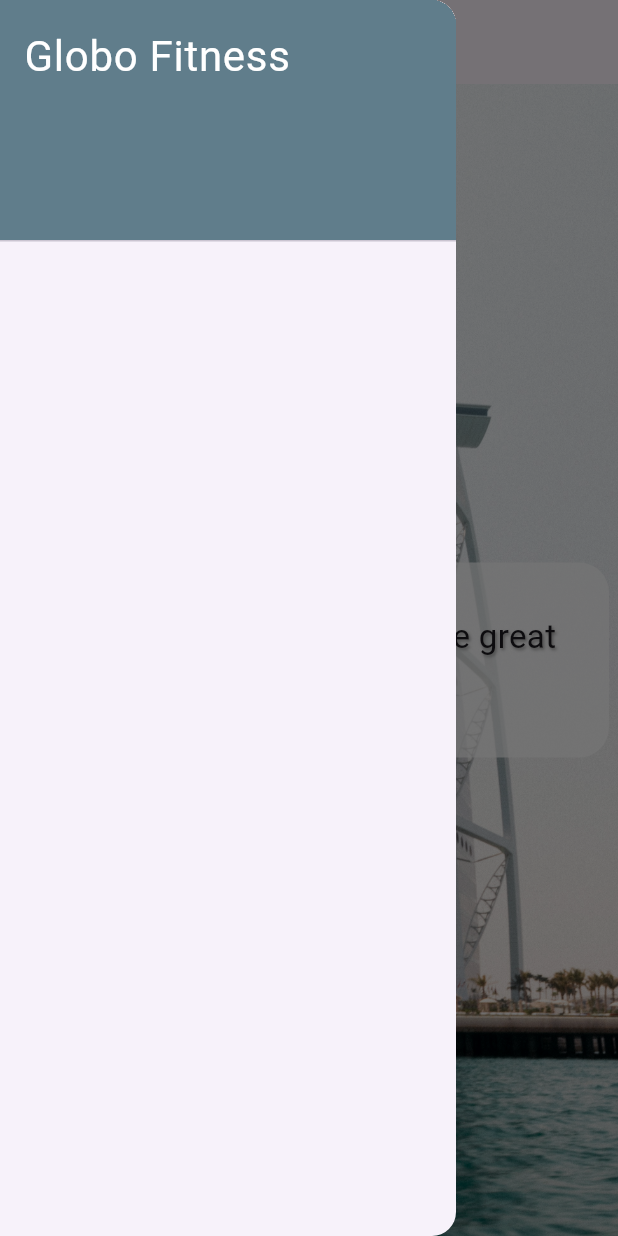
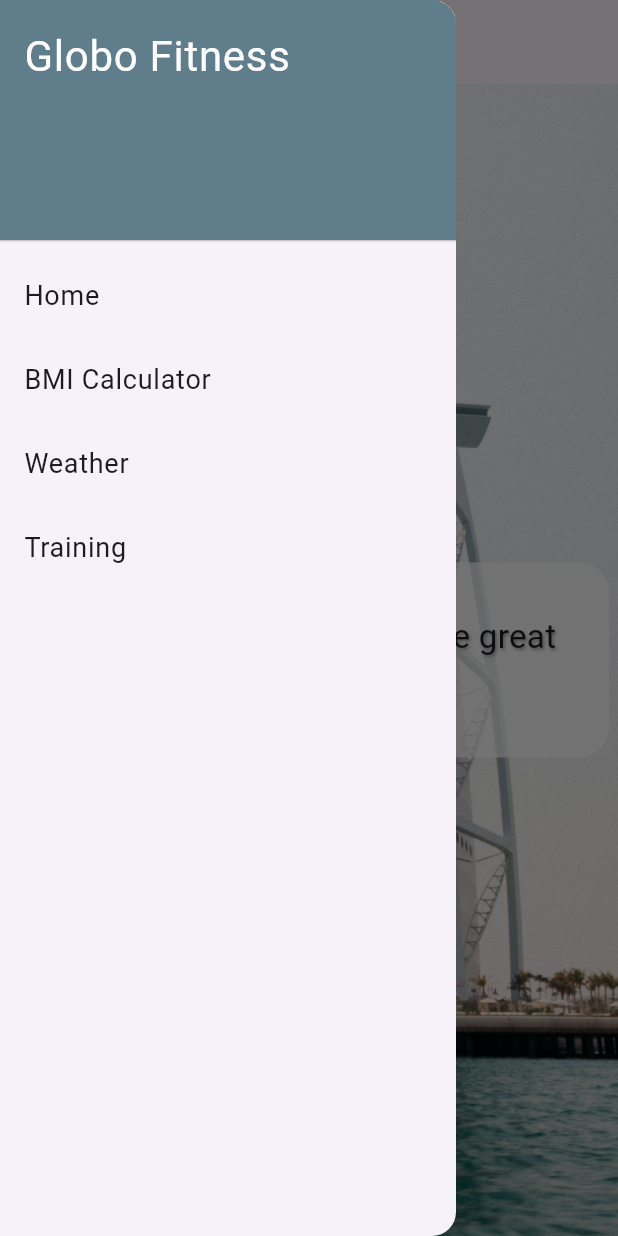
Before and after one commit to hassantarique/flutterLearning, a Flutter app: the screen it shows after launch, with the side drawer open, on a phone screen of 412 x 824 dp. Run offline on Flutter 3.47's test engine with Material 3 defaults, Android fonts, the light colour scheme and no system bars.

Commit message:
More menu items added

```diff
--- a/globo_mentics/lib/shared/menu_drawer.dart
+++ b/globo_mentics/lib/shared/menu_drawer.dart
@@ -28,6 +28,15 @@ class MenuDrawer extends StatelessWidget {
       ),
     );
 
+    menuTitles.forEach((String element) {
+      menuListItem.add(
+        ListTile(
+          title: Text(element, style: TextStyle(fontSize: 18)),
+          onTap: () {},
+        ),
+      );
+    });
+
     return menuListItem;
   }
 }
```
